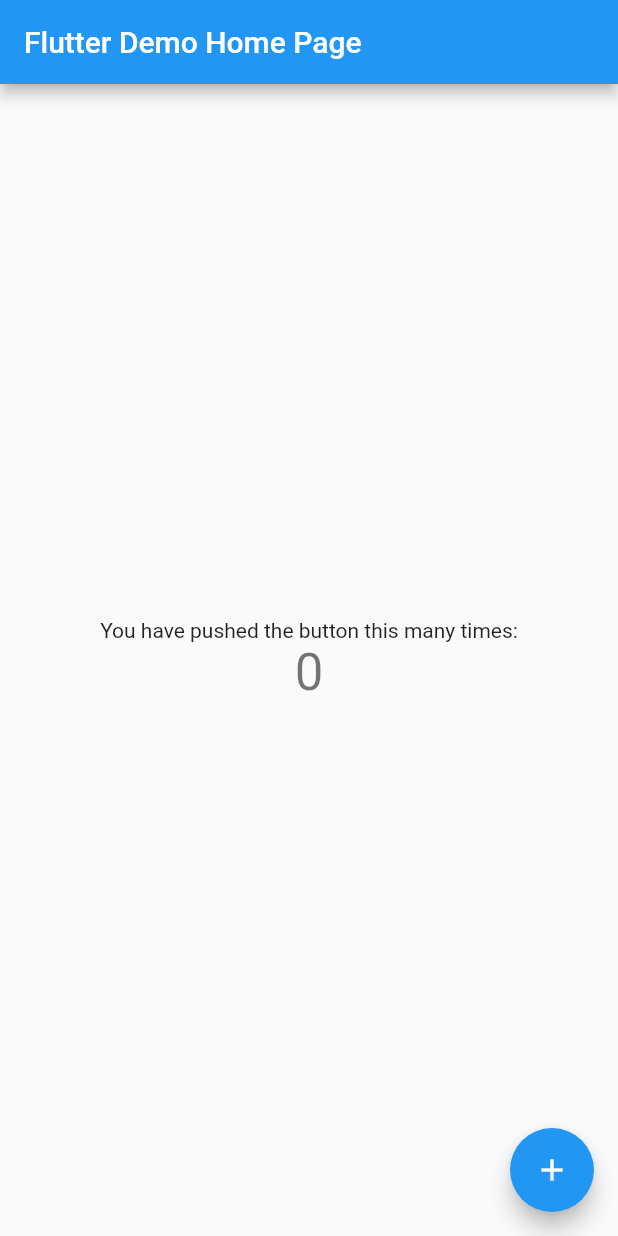
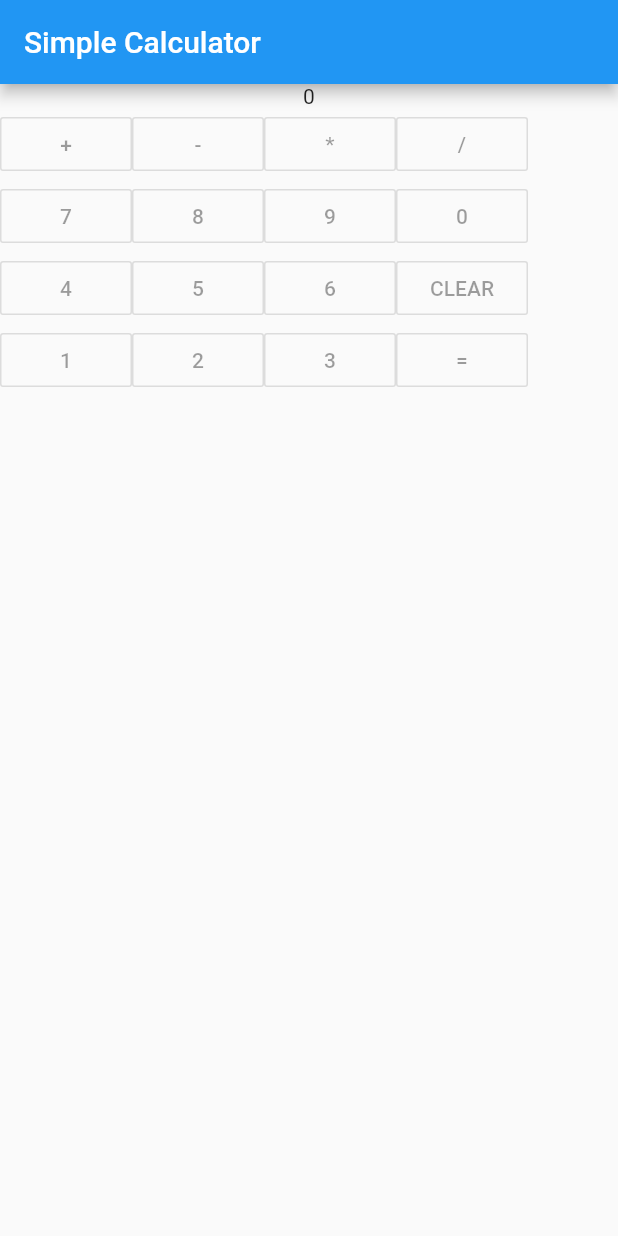
Before and after one commit to ella97/calculator_app, a Flutter app: the screen it shows after launch, on a phone screen of 412 x 824 dp. Run offline on Flutter 3.47's test engine with Material 2 defaults, Android fonts, the phone set to English and light mode, and no system bars.

Commit message:
building the user interface

```diff
--- a/lib/main.dart
+++ b/lib/main.dart
@@ -5,43 +5,20 @@ void main() {
 }
 
 class MyApp extends StatelessWidget {
-  // This widget is the root of your application.
   @override
   Widget build(BuildContext context) {
     return MaterialApp(
       title: 'Flutter Demo',
       theme: ThemeData(
-        // This is the theme of your application.
-        //
-        // Try running your application with "flutter run". You'll see the
-        // application has a blue toolbar. Then, without quitting the app, try
-        // changing the primarySwatch below to Colors.green and then invoke
-        // "hot reload" (press "r" in the console where you ran "flutter run",
-        // or simply save your changes to "hot reload" in a Flutter IDE).
-        // Notice that the counter didn't reset back to zero; the application
-        // is not restarted.
         primarySwatch: Colors.blue,
-        // This makes the visual density adapt to the platform that you run
-        // the app on. For desktop platforms, the controls will be smaller and
-        // closer together (more dense) than on mobile platforms.
-        visualDensity: VisualDensity.adaptivePlatformDensity,
       ),
-      home: MyHomePage(title: 'Flutter Demo Home Page'),
+      home: MyHomePage(title: 'Simple Calculator'),
     );
   }
 }
 
 class MyHomePage extends StatefulWidget {
   MyHomePage({Key key, this.title}) : super(key: key);
-
-  // This widget is the home page of your application. It is stateful, meaning
-  // that it has a State object (defined below) that contains fields that affect
-  // how it looks.
-
-  // This class is the configuration for the state. It holds the values (in this
-  // case the title) provided by the parent (in this case the App widget) and
-  // used by the build method of the State. Fields in a Widget subclass are
-  // always marked "final".
 
   final String title;
 
@@ -50,68 +27,49 @@ class MyHomePage extends StatefulWidget {
 }
 
 class _MyHomePageState extends State<MyHomePage> {
-  int _counter = 0;
+  Widget createRow(String title1, String title2, String title3, String title4) {
+    return Row(
+      children: <Widget>[
+        createButton(title1),
+        createButton(title2),
+        createButton(title3),
+        createButton(title4),
+      ],
+    );
+  }
 
-  void _incrementCounter() {
-    setState(() {
-      // This call to setState tells the Flutter framework that something has
-      // changed in this State, which causes it to rerun the build method below
-      // so that the display can reflect the updated values. If we changed
-      // _counter without calling setState(), then the build method would not be
-      // called again, and so nothing would appear to happen.
-      _counter++;
-    });
+  Widget createButton(String title) {
+    return ButtonTheme(
+      child: OutlineButton(
+        onPressed: null,
+        child: Text(title),
+      ),
+    );
   }
 
   @override
   Widget build(BuildContext context) {
-    // This method is rerun every time setState is called, for instance as done
-    // by the _incrementCounter method above.
-    //
-    // The Flutter framework has been optimized to make rerunning build methods
-    // fast, so that you can just rebuild anything that needs updating rather
-    // than having to individually change instances of widgets.
     return Scaffold(
       appBar: AppBar(
-        // Here we take the value from the MyHomePage object that was created by
-        // the App.build method, and use it to set our appbar title.
         title: Text(widget.title),
       ),
       body: Center(
-        // Center is a layout widget. It takes a single child and positions it
-        // in the middle of the parent.
         child: Column(
-          // Column is also a layout widget. It takes a list of children and
-          // arranges them vertically. By default, it sizes itself to fit its
-          // children horizontally, and tries to be as tall as its parent.
-          //
-          // Invoke "debug painting" (press "p" in the console, choose the
-          // "Toggle Debug Paint" action from the Flutter Inspector in Android
-          // Studio, or the "Toggle Debug Paint" command in Visual Studio Code)
-          // to see the wireframe for each widget.
-          //
-          // Column has various properties to control how it sizes itself and
-          // how it positions its children. Here we use mainAxisAlignment to
-          // center the children vertically; the main axis here is the vertical
-          // axis because Columns are vertical (the cross axis would be
-          // horizontal).
-          mainAxisAlignment: MainAxisAlignment.center,
           children: <Widget>[
-            Text(
-              'You have pushed the button this many times:',
+            Container(
+              child: Text('0'),
             ),
-            Text(
-              '$_counter',
-              style: Theme.of(context).textTheme.headline4,
+            Column(
+              children: <Widget>[
+                createRow('+', '-', '*', '/'),
+                createRow('7', '8', '9', '0'),
+                createRow('4', '5', '6', 'CLEAR'),
+                createRow('1', '2', '3', '='),
+              ],
             ),
           ],
         ),
       ),
-      floatingActionButton: FloatingActionButton(
-        onPressed: _incrementCounter,
-        tooltip: 'Increment',
-        child: Icon(Icons.add),
-      ), // This trailing comma makes auto-formatting nicer for build methods.
     );
   }
 }
```
